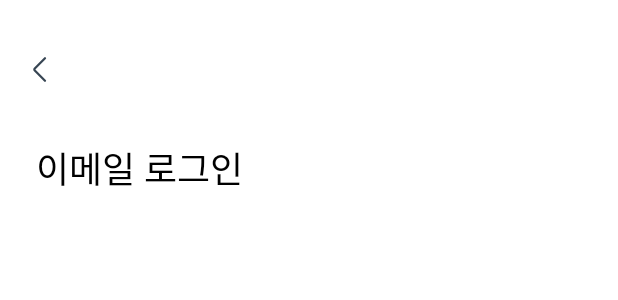
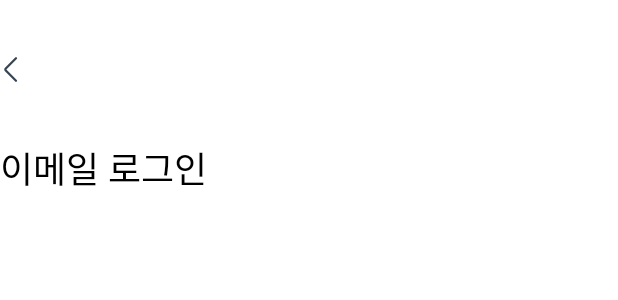
Before and after one commit to zoopi-palette/zoopi-android, an Android app built with Jetpack Compose: the @Preview function PreviewAppBar, on a phone screen of 412 x 824 dp. Shown: the top 300 px of the screen. Run offline under Robolectric (Android 15) with nearby library versions, the phone set to English and light mode, and no system bars; Roboto replaces fonts that are not available here.

Commit message:
Fix: app bar padding

```diff
--- a/presentation/src/main/java/com/palette/zoopi/component/AppBar.kt
+++ b/presentation/src/main/java/com/palette/zoopi/component/AppBar.kt
@@ -16,15 +16,13 @@ fun AppBar(
     Column {
         Spacer(modifier = Modifier.height(34.dp))
 
-        Surface(
-            modifier = Modifier.padding(start = 19.dp)
-        ) {
+        Surface{
             BackButton(onClick = onBackBtnClick)
         }
 
         Spacer(modifier = Modifier.height(36.dp))
 
-        Header(text = text, modifier = Modifier.padding(start = 24.dp))
+        Header(text = text)
     }
 }
 
```
